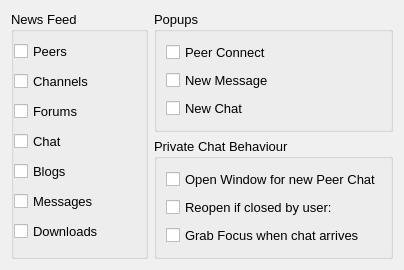
Above: retroshare-gui/src/gui/Preferences/NotifyDialog.ui from RetroShare/RetroShare before the change. Below: the same form after it.
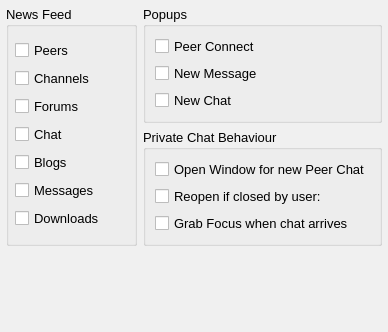
That is the form after the change.

```diff
--- a/retroshare-gui/src/gui/Preferences/NotifyDialog.ui
+++ b/retroshare-gui/src/gui/Preferences/NotifyDialog.ui
@@ -5,8 +5,8 @@
    <rect>
     <x>0</x>
     <y>0</y>
-    <width>404</width>
-    <height>270</height>
+    <width>388</width>
+    <height>332</height>
    </rect>
   </property>
   <property name="sizePolicy" >
@@ -499,6 +499,18 @@
    <enum>Qt::NoContextMenu</enum>
   </property>
   <layout class="QGridLayout" >
+   <property name="leftMargin" >
+    <number>6</number>
+   </property>
+   <property name="topMargin" >
+    <number>6</number>
+   </property>
+   <property name="rightMargin" >
+    <number>6</number>
+   </property>
+   <property name="bottomMargin" >
+    <number>6</number>
+   </property>
    <item rowspan="2" row="0" column="0" >
     <widget class="QGroupBox" name="notify_ForumNewMsg" >
      <property name="title" >
@@ -509,16 +521,16 @@
        <number>0</number>
       </property>
       <property name="leftMargin" >
-       <number>0</number>
+       <number>6</number>
       </property>
       <property name="topMargin" >
-       <number>0</number>
+       <number>6</number>
       </property>
       <property name="rightMargin" >
-       <number>0</number>
+       <number>6</number>
       </property>
       <property name="bottomMargin" >
-       <number>0</number>
+       <number>6</number>
       </property>
       <item>
        <widget class="QCheckBox" name="notify_Peers" >
@@ -578,6 +590,12 @@
       <string>Popups</string>
      </property>
      <layout class="QVBoxLayout" >
+      <property name="leftMargin" >
+       <number>9</number>
+      </property>
+      <property name="topMargin" >
+       <number>9</number>
+      </property>
       <item>
        <widget class="QCheckBox" name="popup_Connect" >
         <property name="text" >
@@ -632,6 +650,19 @@
      </layout>
     </widget>
    </item>
+   <item row="2" column="0" colspan="2" >
+    <spacer>
+     <property name="orientation" >
+      <enum>Qt::Vertical</enum>
+     </property>
+     <property name="sizeHint" >
+      <size>
+       <width>361</width>
+       <height>40</height>
+      </size>
+     </property>
+    </spacer>
+   </item>
   </layout>
  </widget>
  <resources>
```
